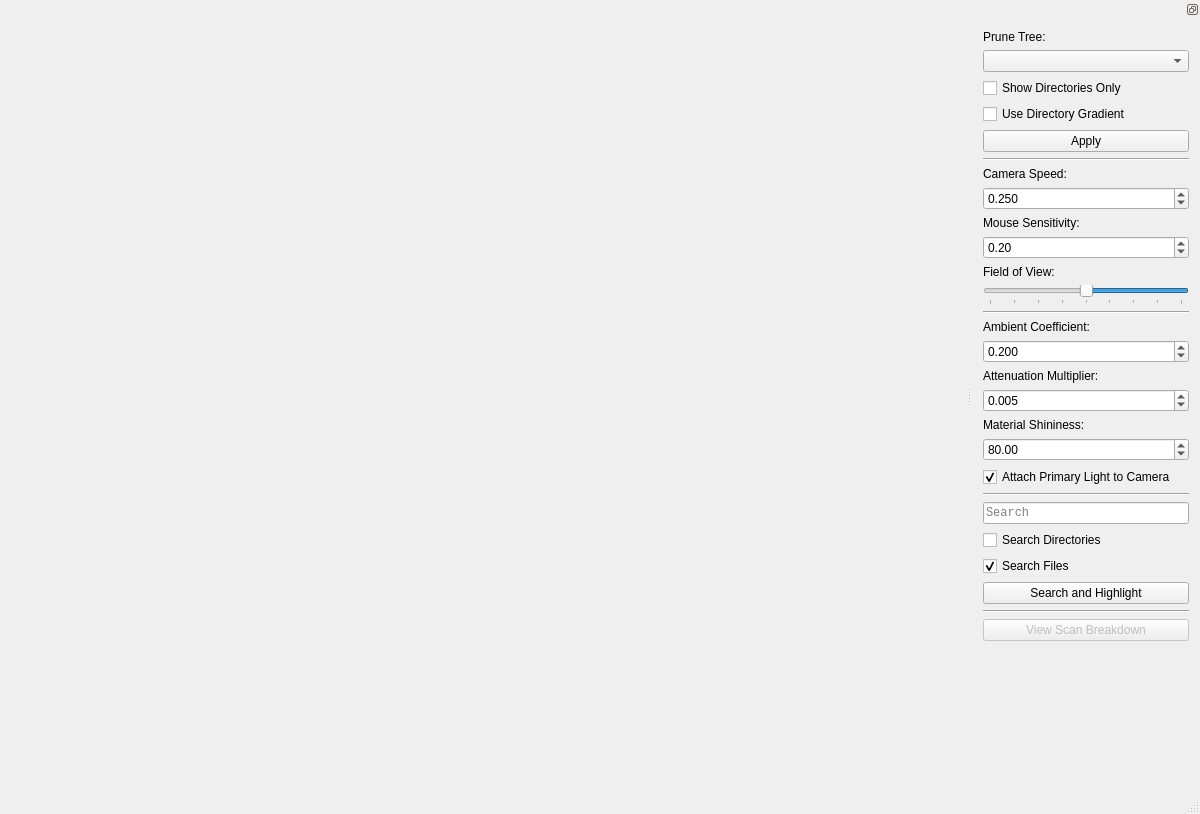
Above: source/Windows/mainWindow.ui from TimSevereijns/D-Viz before the change. Below: the same form after it.
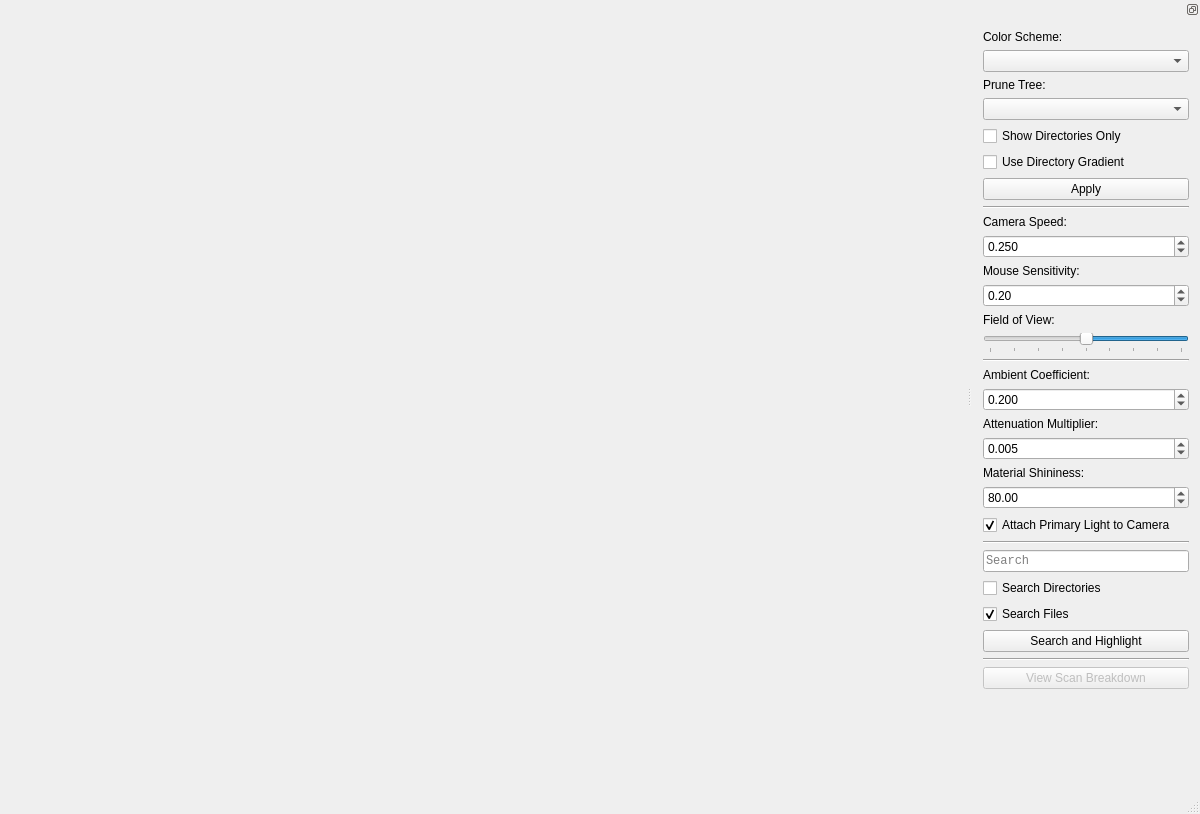
That is the form after the change.

Commit message:
Integrated Color Mapping into UI
+ Added an additional drop-down to allow users to switch between the color mappings defined in the colors.json configuration file.

The edit to the form file:
```diff
--- a/source/Windows/mainWindow.ui
+++ b/source/Windows/mainWindow.ui
@@ -77,6 +77,16 @@
    </attribute>
    <widget class="QWidget" name="dockWidgetContents">
     <layout class="QVBoxLayout" name="verticalLayout_2">
+     <item>
+      <widget class="QLabel" name="colorSchemeLabel">
+       <property name="text">
+        <string>Color Scheme:</string>
+       </property>
+      </widget>
+     </item>
+     <item>
+      <widget class="QComboBox" name="colorSchemeComboBox"/>
+     </item>
      <item>
       <widget class="QLabel" name="pruneTreeLabel">
        <property name="text">
```
The commit also changes 10 other files.
